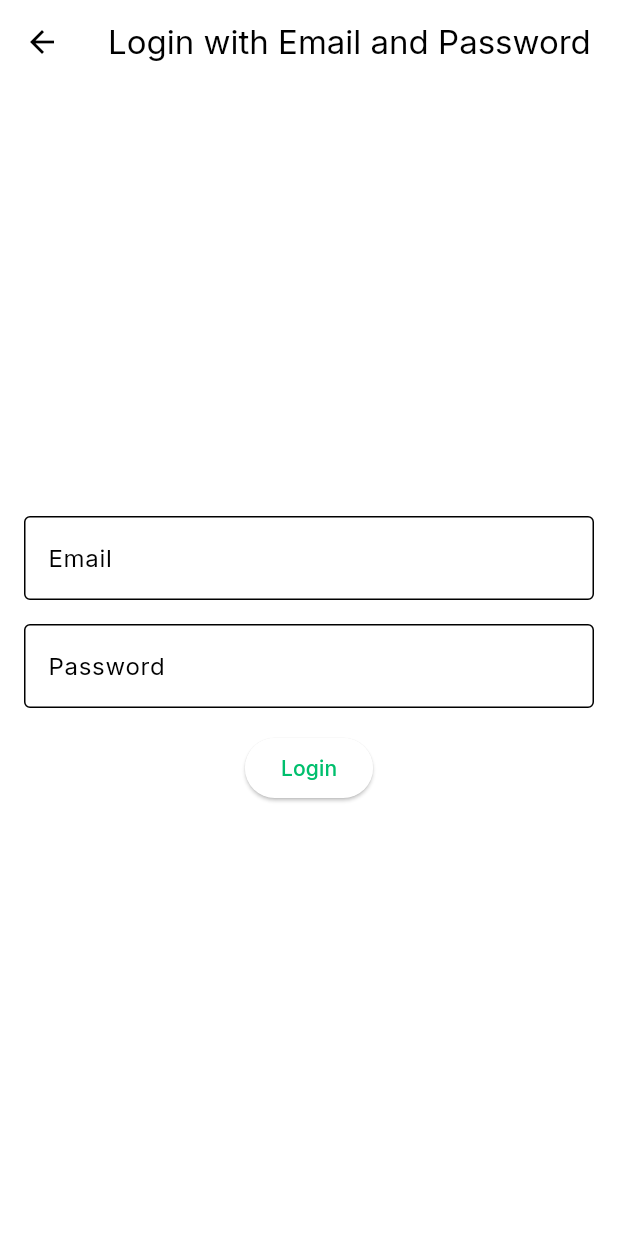
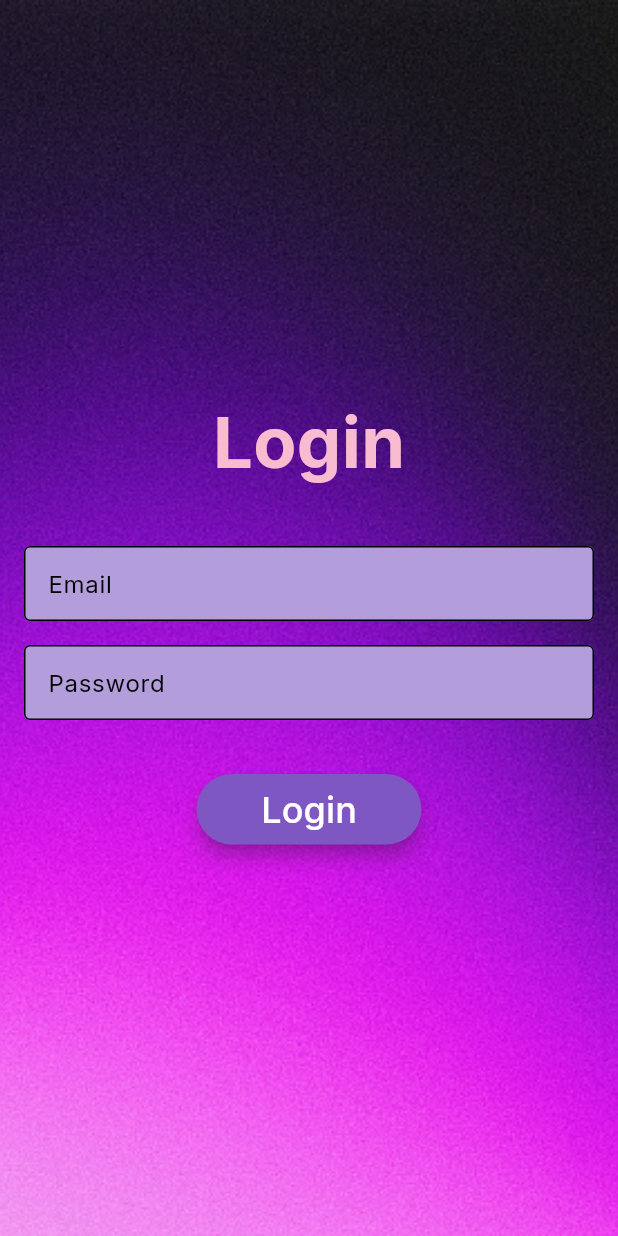
Before and after one commit to Steli666/LudogorieHak2024, a Flutter app: the LoginScreen screen opened directly, on a phone screen of 412 x 824 dp. Run offline on Flutter 3.47's test engine with Material 3 defaults, Android fonts, the phone set to English and light mode, and no system bars; our stand-ins replace google_fonts.

Commit message:
Login Interface

```diff
--- a/lib/screens/login/login_screen.dart
+++ b/lib/screens/login/login_screen.dart
@@ -6,38 +6,78 @@ class LoginScreen extends StatelessWidget {
   @override
   Widget build(BuildContext context) {
     return Scaffold(
-      appBar: AppBar(
-        title: Text("Login with Email and Password"),
+
+      body: Container(
+        decoration: BoxDecoration(
+          image: DecorationImage(
+            image: AssetImage('assets/icons/bg2.jpg'),
+            fit: BoxFit.cover, // Adjust as needed
           ),
-      body: Padding(
-        padding: const EdgeInsets.all(16.0),
+        ),
+        child: Center(
+          child: SingleChildScrollView(
+            padding: EdgeInsets.all(16.0),
             child: Column(
               mainAxisAlignment: MainAxisAlignment.center,
               children: [
-            TextField(
+                Text(
+                  'Login', // Title text
+                  style: TextStyle(
+                    fontSize: 47.0, // Adjust font size as needed
+                    fontWeight: FontWeight.bold, // Adjust font weight as needed
+                    color: Colors.pink.shade100, // Adjust color as needed
+                  ),
+                ),SizedBox(height: 36),
+
+                Container(
+                  height: 50.0, // Adjust height here
+                  child: TextField(
                     decoration: InputDecoration(
+                      filled: true,
+                      fillColor: Colors.deepPurple.shade200,
                       labelText: 'Email',
                       hintText: 'Enter your email',
                       border: OutlineInputBorder(),
                     ),
                   ),
+                ),
                 SizedBox(height: 16),
-            TextField(
+                Container(
+                  height: 50.0, // Same height as email field
+                  child: TextField(
                     obscureText: true,
                     decoration: InputDecoration(
+                      filled: true,
+                      fillColor: Colors.deepPurple.shade200,
                       labelText: 'Password',
                       hintText: 'Enter your password',
                       border: OutlineInputBorder(),
                     ),
                   ),
-            SizedBox(height: 16),
-            ElevatedButton(
+                ),
+                SizedBox(height: 36),
+                SizedBox(
+                  width: 150.0,
+                  height: 47.0, // Adjust button height
+                  child: ElevatedButton(
                     onPressed: () {
                       // Add login functionality here
                     },
-              child: Text('Login'),
+                    style: ElevatedButton.styleFrom(
+                      foregroundColor: Colors.white,
+                      backgroundColor: Colors.deepPurple.shade400,
+                      shadowColor: Colors.purple, // Set shadow color
+                      elevation: 5, // Set elevation (shadow intensity)
+                    ),
+                    child: Text(
+                      'Login',
+                      style: TextStyle(fontSize: 24.0),
+                    ),
+                  ),
                 ),
               ],
+            ),
+          ),
         ),
       ),
     );
```
Also changed, not shown: assets/bg2.jpg (added), assets/icons/bg1.jpg (added), assets/icons/bg10.jpg (added), assets/icons/bg11.jpg (added), assets/icons/bg2.jpg (added), assets/icons/bg3.jpg (added), assets/icons/bg4.jpg (added), assets/icons/bg5.jpg (added), assets/icons/bg6.jpg (added), assets/icons/bg7.jpg (added), assets/icons/bg8.jpg (added), assets/icons/bg9.jpg (added), assets/images/bg2.jpg (added), lib/screens/login/bg2.jpg (added). Lines whose indentation alone changed are shown as unchanged.
